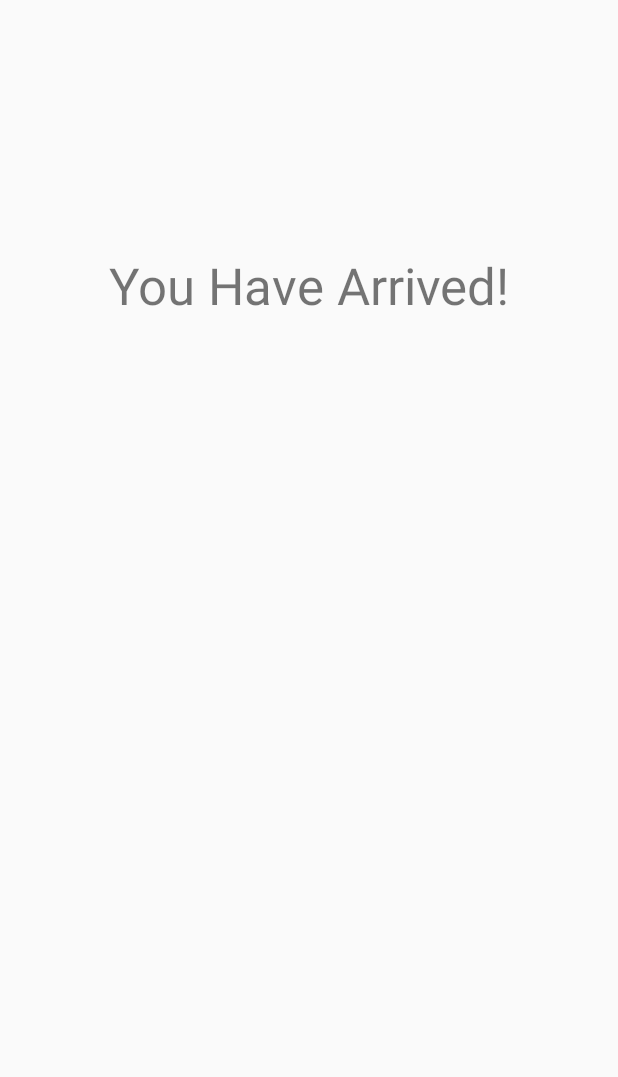
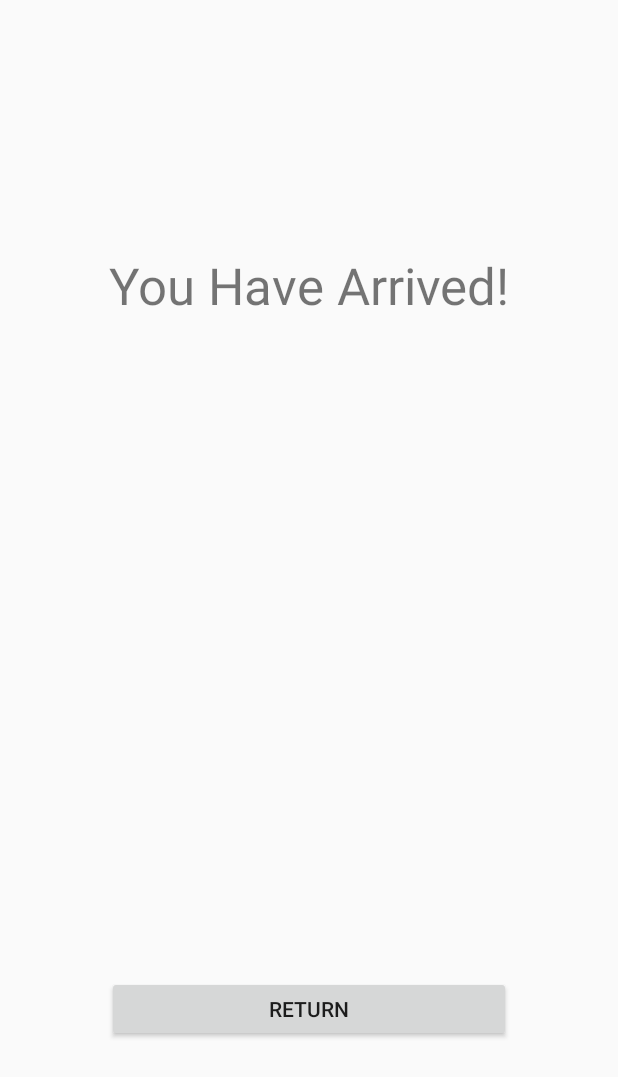
Before and after one commit to CincoSwim/HelpMeGo-Java, an Android app: the layout fragment_first.xml on its own in the app's theme, with its tools: preview values and no code run, on a phone screen of 412 x 824 dp. Shown: the top 1077 px of the screen. Run offline under Robolectric (Android 15) with nearby library versions, the phone set to English and light mode, and no system bars.

Commit message:
setview to arrival screen on finishing route, set button to finish on finish, checks for open thread, interrupts if alive

```diff
--- a/app/src/main/res/layout/fragment_first.xml
+++ b/app/src/main/res/layout/fragment_first.xml
@@ -16,4 +16,12 @@
             app:layout_constraintStart_toStartOf="parent" android:layout_marginStart="16dp"
             app:layout_constraintBottom_toBottomOf="parent" android:layout_marginBottom="32dp"
             app:layout_constraintTop_toTopOf="parent" android:textAlignment="center" android:textSize="34sp"/>
+    <Button
+            android:text="Return"
+            android:layout_width="269dp"
+            android:layout_height="44dp" android:id="@+id/return_btn"
+            app:layout_constraintTop_toBottomOf="@+id/textView" app:layout_constraintStart_toStartOf="parent"
+            android:layout_marginStart="161dp" android:layout_marginEnd="162dp"
+            app:layout_constraintEnd_toEndOf="parent" app:layout_constraintBottom_toBottomOf="parent"
+            android:layout_marginBottom="104dp"/>
 </androidx.constraintlayout.widget.ConstraintLayout>
```
Also changed, not shown: app/src/main/java/com/example/helpmego_java/BluetoothDeviceList.java (+12 -1 lines).
